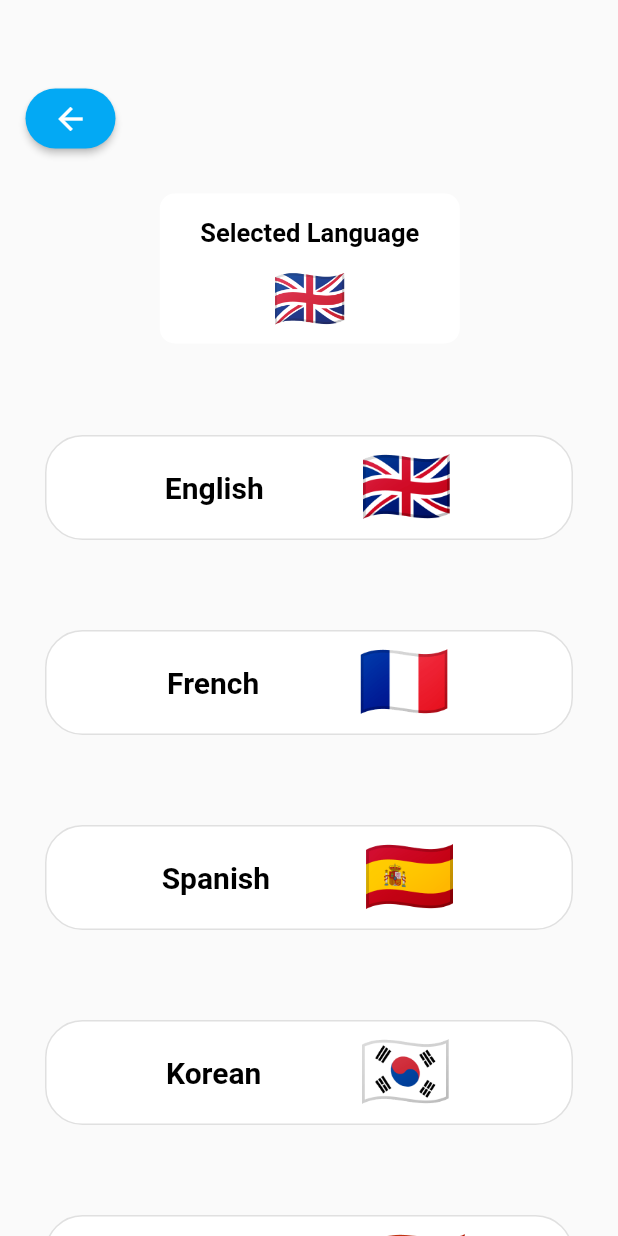
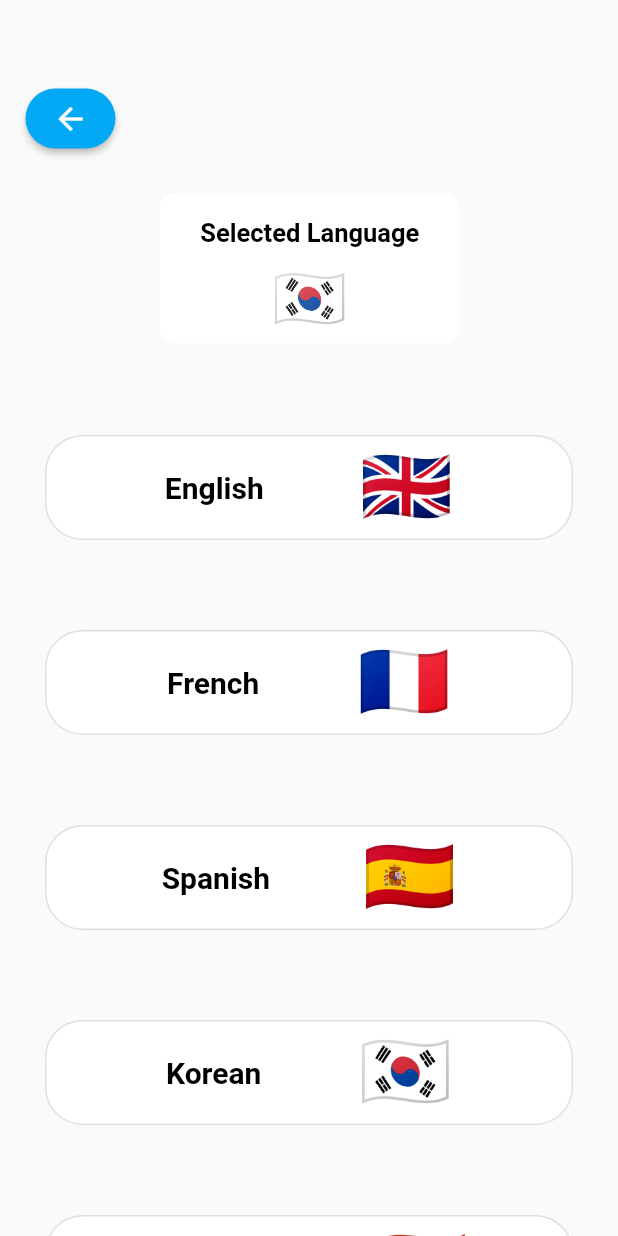
Before and after one commit to mqzpt/pupil, a Flutter app: the ChooseLanguage screen opened directly, on a phone screen of 412 x 824 dp. Run offline on Flutter 3.47's test engine with Material 2 defaults, Android fonts, the phone set to English and light mode, and no system bars; our stand-ins replace image_picker; missing offline and left inert: google_mlkit_text_recognition.

Commit message:
stored the flag of which language the text is being translated into.

```diff
--- a/lib/language.dart
+++ b/lib/language.dart
@@ -3,6 +3,7 @@ import 'palette.dart';
 import 'package:flutter/services.dart';
 import 'package:flutter/material.dart';
 
+String languageSelect = '🇰🇷';
 void main() {
   WidgetsFlutterBinding.ensureInitialized();
   SystemChrome.setPreferredOrientations([
@@ -110,7 +111,7 @@ class _ChooseLanguageState extends State<ChooseLanguage> {
                 ),
               ),
             ),
-            SizedBox(
+            const SizedBox(
               height: 30,
             ),
             Container(
@@ -123,14 +124,14 @@ class _ChooseLanguageState extends State<ChooseLanguage> {
                   mainAxisAlignment: MainAxisAlignment.center,
                   children: [
                     Container(
-                      padding: EdgeInsets.all(10),
+                      padding: const EdgeInsets.all(10),
                       alignment: Alignment.center,
                       child: Row(
                           mainAxisAlignment: MainAxisAlignment.center,
-                          children: [
+                          children: const [
                             Text(
                               'Selected Language',
-                              style: const TextStyle(
+                              style: TextStyle(
                                 fontFamily: 'Roboto',
                                 fontStyle: FontStyle.normal,
                                 fontWeight: FontWeight.w700,
@@ -140,7 +141,17 @@ class _ChooseLanguageState extends State<ChooseLanguage> {
                             ),
                           ]),
                     ),
-                    Text('🇬🇧', style: TextStyle(fontSize: 40)),
+                    Container(
+                      alignment: Alignment.center,
+                      child: Row(
+                          mainAxisAlignment: MainAxisAlignment.center,
+                          children: [
+                            Text(
+                              languageSelect,
+                              style: const TextStyle(fontSize: 40.0),
+                            ),
+                          ]),
+                    )
                   ],
                 ))
           ],
@@ -160,7 +171,10 @@ class _ChooseLanguageState extends State<ChooseLanguage> {
                   height: 70,
                   child: OutlinedButton(
                     onPressed: () {
-                      // handle button press
+                      setState(() {
+                        languageSelect =
+                            LanguageList[index]['flag']; // handle button press
+                      });
                     },
                     style: ElevatedButton.styleFrom(
                       backgroundColor: const Color.fromARGB(255, 255, 255, 255),
@@ -182,7 +196,7 @@ class _ChooseLanguageState extends State<ChooseLanguage> {
                           ),
                         ),
                         Text(LanguageList[index]['flag'],
-                            style: TextStyle(fontSize: 50)),
+                            style: const TextStyle(fontSize: 50)),
                       ],
                     ),
                   ),
```
